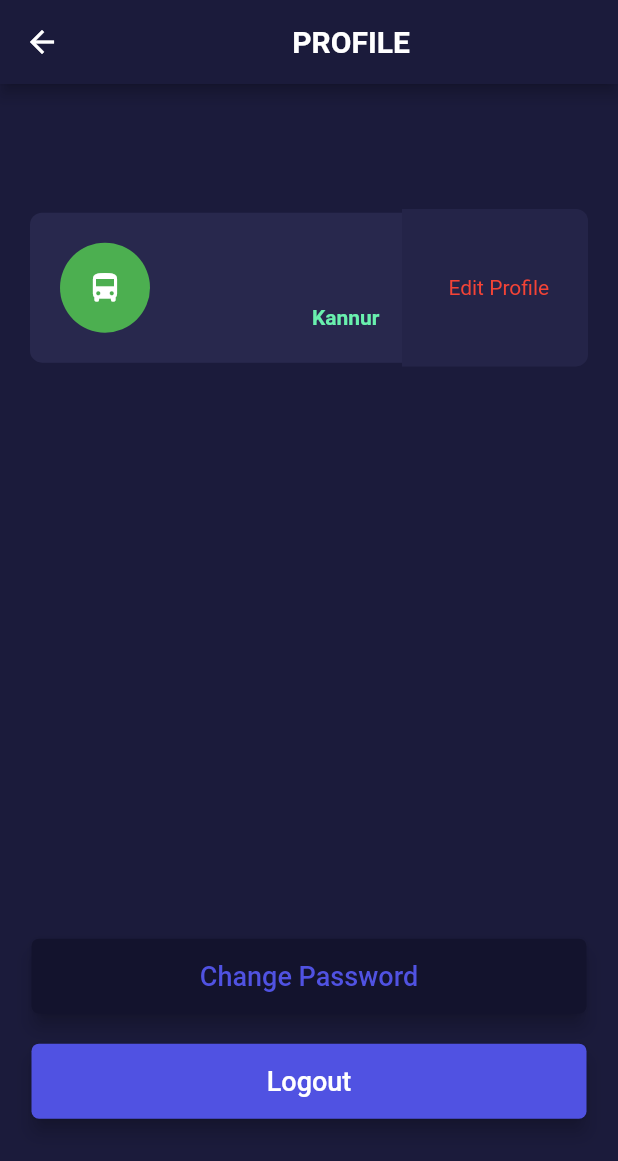
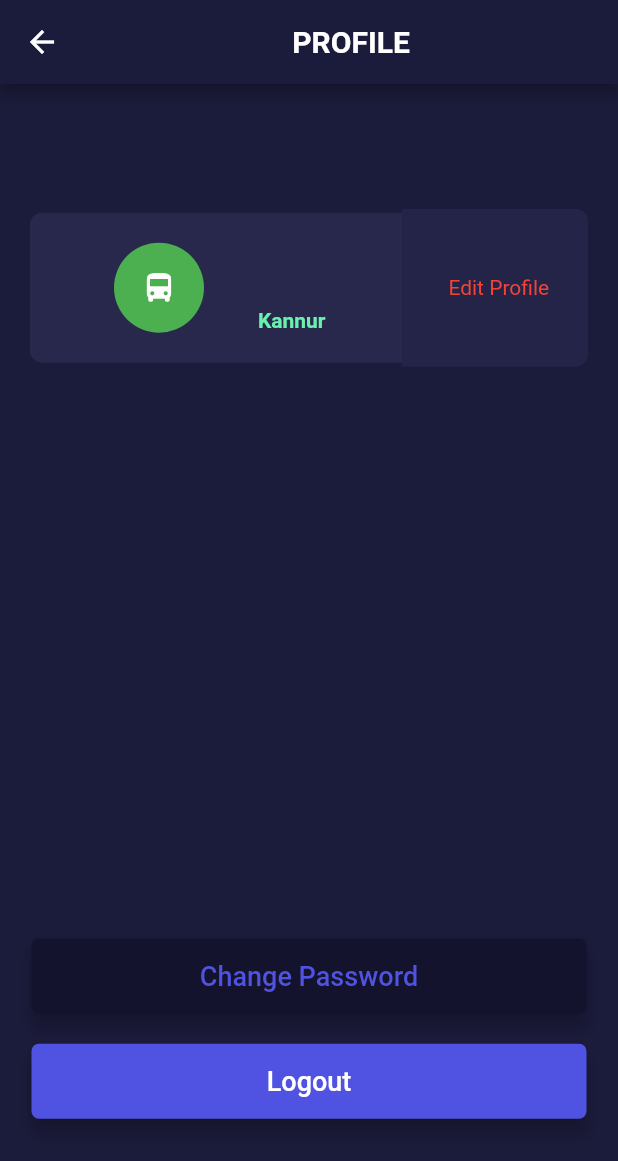
Before and after one commit to jyothir10/bus_locator, a Flutter app: the CartProfile screen opened by its route, on a phone screen of 412 x 824 dp. Shown: the top 1161 px of the screen. Run offline on Flutter 3.47's test engine with Material 2 defaults, Android fonts, the phone set to English and light mode, and no system bars; our stand-ins replace cloud_firestore, connectivity, dots_indicator, equatable, firebase_auth, flare_flutter and 9 more; missing offline and left inert: flutter_facebook_login; accounts and stored records are empty; network calls fail; project files that could hold a hidden picture were left out.

Commit message:
minor changes in profile screen

```diff
--- a/lib/homePage.dart
+++ b/lib/homePage.dart
@@ -56,15 +56,14 @@ class _HomePageState extends State<HomePage> {
           desiredAccuracy: LocationAccuracy.bestForNavigation);
       latitude = position.latitude;
       longitude = position.longitude;
-      print(position);
+
       List<Placemark> placemark =
           await Geolocator().placemarkFromCoordinates(latitude, longitude);
       Placemark place = placemark[0];
-      print(place.locality);
+
       setState(() {
         currentPlace = place.locality;
       });
-      print(currentPlace);
     } catch (e) {
       print(e);
       Alert(
@@ -103,7 +102,6 @@ class _HomePageState extends State<HomePage> {
 
       // I am connected to a wifi network.
     } else {
-      print('no connection');
       Alert(
         style: alertStyle,
         context: context,
--- a/lib/main.dart
+++ b/lib/main.dart
@@ -60,7 +60,7 @@ class MyApp extends StatelessWidget {
       theme: new ThemeData(
         primarySwatch: Colors.blue,
       ),
-      home: ticketList(),
+      home: AnimatedSplashScreen(),
     );
   }
 }
--- a/lib/screens/cart_profile.dart
+++ b/lib/screens/cart_profile.dart
@@ -136,7 +136,7 @@ class BusCardProfilePage extends StatelessWidget {
               cardChild: Padding(
                 padding: const EdgeInsets.all(15.0),
                 child: Row(
-                  mainAxisAlignment: MainAxisAlignment.spaceBetween,
+                  mainAxisAlignment: MainAxisAlignment.spaceEvenly,
                   children: <Widget>[
                     CircleAvatar(
                       backgroundColor: Colors.green,
@@ -161,7 +161,7 @@ class BusCardProfilePage extends StatelessWidget {
                         ),
                         Text(
                           email,
-                          style: TextStyle(color: Colors.white, fontSize: 10),
+                          style: TextStyle(color: Colors.white, fontSize: 14),
                         ),
                         SizedBox(
                           height: 5,
--- a/lib/screens/ticketList.dart
+++ b/lib/screens/ticketList.dart
@@ -83,10 +83,10 @@ class _ticketListState extends State<ticketList> {
                   final busCard = BusCard3(
                     busName: busName,
                     busType: type,
-                    distance: noOfTickets,
+                    distance: 'No of tickets : $noOfTickets',
                     fare: fare.toString(),
                     color: Colors.red,
-                    onPress: () async {
+                    onPress: () {
 //                      busData = await getBusDetails(busName);
                     },
                   );
```
